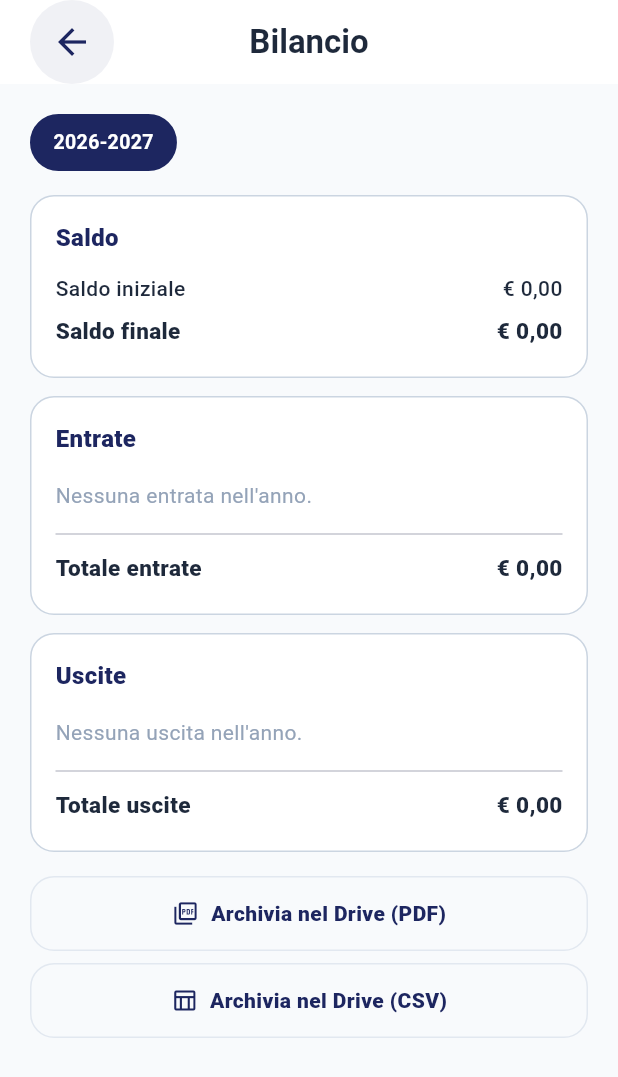
After one commit to MatteoCardarelli/Jamb, a Flutter app: the ContabilitaScreen screen opened directly, after a tap on "Bilancio dell'anno", on a phone screen of 412 x 824 dp. The commit adds this screen. Shown: the top 1077 px of the screen. Run offline on Flutter 3.47's test engine with Material 3 defaults, Android fonts, the phone set to English and light mode, and no system bars; our stand-ins replace file_picker, flutter_svg, image_picker, pdf, shared_preferences, supabase_flutter and 1 more; accounts and stored records are empty; Roboto replaces fonts that are missing (Lexend).

Commit message:
Aggiunge la schermata del bilancio dalla Contabilità

```diff
--- /dev/null
+++ b/jamb/lib/ui/contabilita/widgets/bilancio_screen.dart
@@ -0,0 +1,170 @@
+import 'package:flutter/material.dart';
+import 'package:provider/provider.dart';
+import 'package:jamb/core/session_service.dart';
+import 'package:jamb/domain/entities/bilancio.dart';
+import 'package:jamb/domain/entities/transazione.dart';
+import 'package:jamb/domain/repositories/documento_repository.dart';
+import 'package:jamb/domain/repositories/transazione_repository.dart';
+import 'package:jamb/ui/contabilita/view_model/bilancio_view_model.dart';
+import 'package:jamb/ui/contabilita/widgets/riquadro_bilancio.dart';
+import 'package:jamb/ui/core/widgets/jamb_app_bar.dart';
+import 'package:jamb/ui/core/widgets/jamb_chip_filtro.dart';
+import 'package:jamb/ui/core/widgets/jamb_feedback.dart';
+import 'package:jamb/ui/core/widgets/jamb_pulsante_secondario.dart';
+import 'package:jamb/ui/core/widgets/jamb_stati.dart';
+import 'package:jamb/ui/core/widgets/jamb_stato_errore.dart';
+
+/// Bilancio consolidato dell'unità per anno scout (US26).
+class BilancioScreen extends StatelessWidget {
+  const BilancioScreen({super.key});
+
+  /// Apre il bilancio dell'unità attiva.
+  static Future<void> apri(BuildContext context) {
+    return Navigator.of(context).push(
+      MaterialPageRoute(builder: (_) => const BilancioScreen()),
+    );
+  }
+
+  @override
+  Widget build(BuildContext context) {
+    return ChangeNotifierProvider(
+      create: (context) => BilancioViewModel(
+        context.read<ITransazioneRepository>(),
+        context.read<IDocumentoRepository>(),
+      ),
+      child: const _BilancioView(),
+    );
+  }
+}
+
+class _BilancioView extends StatelessWidget {
+  const _BilancioView();
+
+  /// Archivia con [archivia] e conferma all'utente dove trovare il file.
+  Future<void> _archivia(
+    BuildContext context,
+    Future<void> Function({required String unita}) archivia,
+  ) async {
+    final unita = context.read<SessionService>().nomeUnitaAttiva;
+    final messenger = ScaffoldMessenger.of(context);
+    final fatto = await eseguiConFeedback(context, () => archivia(unita: unita));
+    if (fatto) {
+      messenger.showSnackBar(const SnackBar(
+        content: Text('Bilancio archiviato nel Drive di Branca.'),
+      ));
+    }
+  }
+
+  @override
+  Widget build(BuildContext context) {
+    final viewModel = context.watch<BilancioViewModel>();
+
+    return Scaffold(
+      backgroundColor: const Color(0xFFF8FAFC),
+      appBar: const JambAppBar(titolo: 'Bilancio'),
+      body: SafeArea(
+        top: false,
+        child: viewModel.isLoading
+            ? const Center(child: CircularProgressIndicator())
+            : viewModel.haErrore
+                ? JambStatoErrore(messaggio: viewModel.errore!, onRiprova: viewModel.ricarica)
+                : ListView(
+                    padding: const EdgeInsets.all(20),
+                    children: [
+                      SelettoreAnnoScout(
+                        anni: viewModel.anni,
+                        selezionato: viewModel.annoScout,
+                        onScelta: viewModel.scegliAnno,
+                      ),
+                      const SizedBox(height: 16),
+                      _Riepilogo(viewModel.bilancio),
+                      const SizedBox(height: 16),
+                      JambPulsanteSecondario(
+                        icona: Icons.picture_as_pdf_outlined,
+                        etichetta: 'Archivia nel Drive (PDF)',
+                        onTap: () => _archivia(context, viewModel.archiviaPdf),
+                      ),
+                      const SizedBox(height: 8),
+                      JambPulsanteSecondario(
+                        icona: Icons.table_chart_outlined,
+                        etichetta: 'Archivia nel Drive (CSV)',
+                        onTap: () => _archivia(context, viewModel.archiviaCsv),
+                      ),
+                    ],
+                  ),
+      ),
+    );
+  }
+}
+
+/// Scelta dell'anno scout di un bilancio.
+class SelettoreAnnoScout extends StatelessWidget {
+  final List<String> anni;
+  final String selezionato;
+  final ValueChanged<String> onScelta;
+
+  const SelettoreAnnoScout({
+    super.key,
+    required this.anni,
+    required this.selezionato,
+    required this.onScelta,
+  });
+
+  @override
+  Widget build(BuildContext context) {
+    return Wrap(
+      spacing: 8,
+      runSpacing: 8,
+      children: [
+        for (final anno in anni)
+          JambChipFiltro(
+            etichetta: anno,
+            selezionato: anno == selezionato,
+            onTap: () => onScelta(anno),
+          ),
+      ],
+    );
+  }
+}
+
+/// Saldo iniziale, entrate e uscite per categoria e saldo finale.
+class _Riepilogo extends StatelessWidget {
+  final Bilancio bilancio;
+
+  const _Riepilogo(this.bilancio);
+
+  List<Widget> _perCategoria(Map<Categoria, int> importi, String vuoto, String totale, int somma) => [
+        if (importi.isEmpty) JambTestoVuoto(vuoto),
+        for (final c in Categoria.values)
+          if (importi[c] case final importo?) RigaImporto(c.etichetta, importo),
+        const Divider(),
+        RigaImporto(totale, somma, forte: true),
+      ];
+
+  @override
+  Widget build(BuildContext context) {
+    return Column(
+      children: [
+        RiquadroBilancio(
+          titolo: 'Saldo',
+          righe: [
+            RigaImporto('Saldo iniziale', bilancio.saldoIniziale),
+            RigaImporto('Saldo finale', bilancio.saldoFinale, forte: true),
+          ],
+        ),
+        const SizedBox(height: 12),
+        RiquadroBilancio(
+          titolo: 'Entrate',
+          righe: _perCategoria(
+              bilancio.entrate, "Nessuna entrata nell'anno.", 'Totale entrate', bilancio.totaleEntrate),
+        ),
+        const SizedBox(height: 12),
+        RiquadroBilancio(
+          titolo: 'Uscite',
+          righe: _perCategoria(
+              bilancio.uscite, "Nessuna uscita nell'anno.", 'Totale uscite', bilancio.totaleUscite),
+        ),
+      ],
+    );
+  }
+}
--- a/jamb/lib/ui/contabilita/widgets/contabilita_screen.dart
+++ b/jamb/lib/ui/contabilita/widgets/contabilita_screen.dart
@@ -2,6 +2,8 @@ import 'package:flutter/material.dart';
 import 'package:jamb/ui/core/widgets/empty_background_screen.dart';
 import 'package:jamb/ui/contabilita/widgets/add_transaction_screen.dart';
 import 'package:jamb/ui/contabilita/widgets/balance_card.dart';
+import 'package:jamb/ui/contabilita/widgets/bilancio_screen.dart';
+import 'package:jamb/ui/core/widgets/jamb_pulsante_secondario.dart';
 import 'package:jamb/ui/contabilita/widgets/expenses_distribution_card.dart';
 import 'package:jamb/ui/contabilita/widgets/recent_transactions_list.dart';
 import 'package:provider/provider.dart';
@@ -51,6 +53,14 @@ class ContabilitaScreen extends StatelessWidget {
                 // IL WIDGET RIPARTIZIONE SPESE
                 const ExpensesDistributionCard(),
 
+                const SizedBox(height: 16),
+
+                JambPulsanteSecondario(
+                  icona: Icons.account_balance_outlined,
+                  etichetta: "Bilancio dell'anno",
+                  onTap: () => BilancioScreen.apri(context),
+                ),
+
                 const SizedBox(height: 32),
 
                 // LA LISTA TRANSAZIONI RECENTI (Nuovo)
--- /dev/null
+++ b/jamb/lib/ui/contabilita/widgets/riquadro_bilancio.dart
@@ -0,0 +1,68 @@
+import 'package:flutter/material.dart';
+import 'package:jamb/ui/core/formato.dart';
+import 'package:jamb/ui/core/stile.dart';
+
+/// Riga di un bilancio: una voce e il suo importo in centesimi.
+class RigaImporto extends StatelessWidget {
+  final String voce;
+  final int centesimi;
+  final bool forte;
+
+  const RigaImporto(this.voce, this.centesimi, {super.key, this.forte = false});
+
+  @override
+  Widget build(BuildContext context) {
+    final stile = TextStyle(
+      fontFamily: 'Lexend',
+      fontSize: forte ? 15 : 14,
+      fontWeight: forte ? FontWeight.w800 : FontWeight.w500,
+      color: const Color(0xFF1E293B),
+    );
+    return Padding(
+      padding: const EdgeInsets.symmetric(vertical: 4),
+      child: Row(
+        children: [
+          Expanded(child: Text(voce, style: stile)),
+          Text('€ ${importoLeggibile(centesimi)}', style: stile),
+        ],
+      ),
+    );
+  }
+}
+
+/// Riquadro bianco di un bilancio, con un [titolo] e le sue righe.
+class RiquadroBilancio extends StatelessWidget {
+  final String titolo;
+  final List<Widget> righe;
+
+  const RiquadroBilancio({super.key, required this.titolo, required this.righe});
+
+  @override
+  Widget build(BuildContext context) {
+    return Container(
+      width: double.infinity,
+      padding: const EdgeInsets.all(16),
+      decoration: BoxDecoration(
+        color: Colors.white,
+        borderRadius: BorderRadius.circular(16),
+        border: bordoRiquadro,
+      ),
+      child: Column(
+        crossAxisAlignment: CrossAxisAlignment.start,
+        children: [
+          Text(
+            titolo,
+            style: const TextStyle(
+              fontFamily: 'Lexend',
+              fontSize: 16,
+              fontWeight: FontWeight.w900,
+              color: Color(0xFF1D2660),
+            ),
+          ),
+          const SizedBox(height: 8),
+          ...righe,
+        ],
+      ),
+    );
+  }
+}
```
